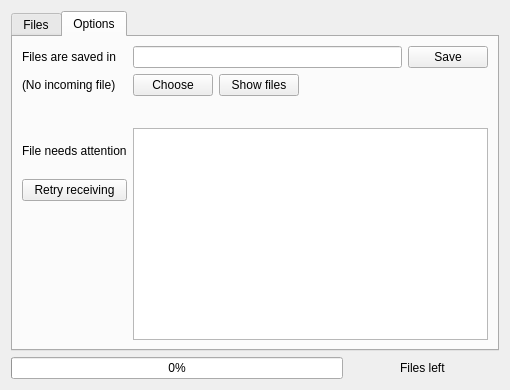
Before: the Qt Designer form src/ui/ShowTransferDialog.ui in trebleshot/desktop, drawn with Qt 5.
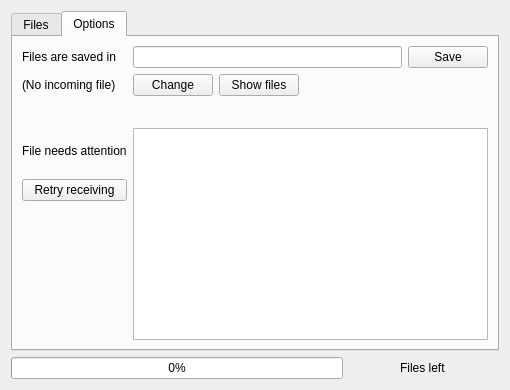
After: the same form once the commit is applied. The open tabs and pages were chosen to show the change.

What changed in the file:
```diff
--- a/src/ui/ShowTransferDialog.ui
+++ b/src/ui/ShowTransferDialog.ui
@@ -133,7 +133,7 @@
             </sizepolicy>
            </property>
            <property name="text">
-            <string>Choose</string>
+            <string>Change</string>
            </property>
           </widget>
          </item>
```
